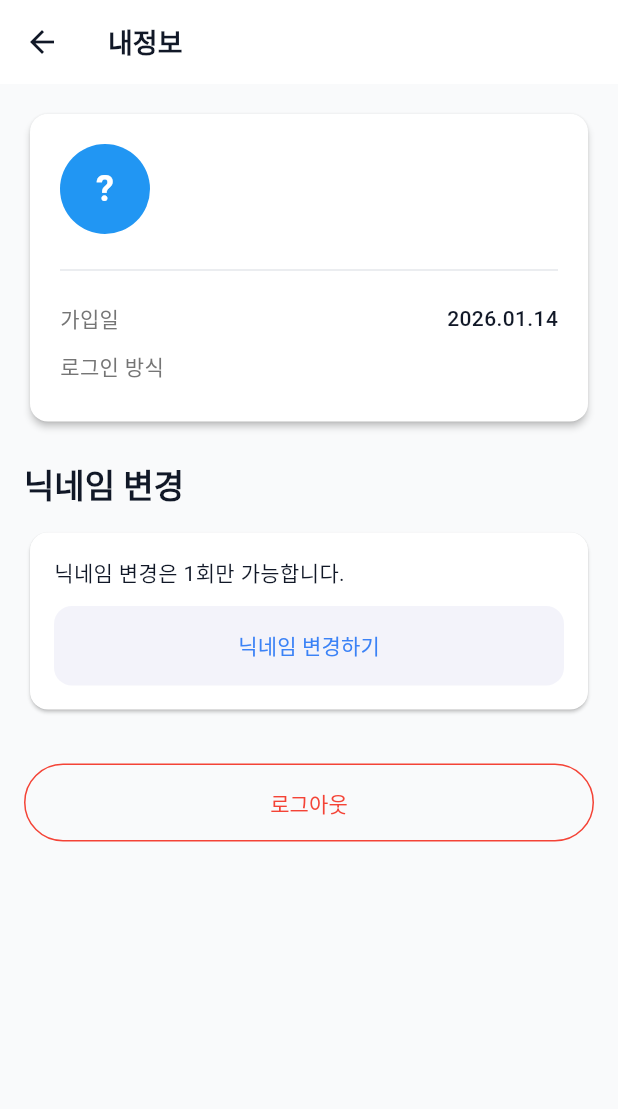
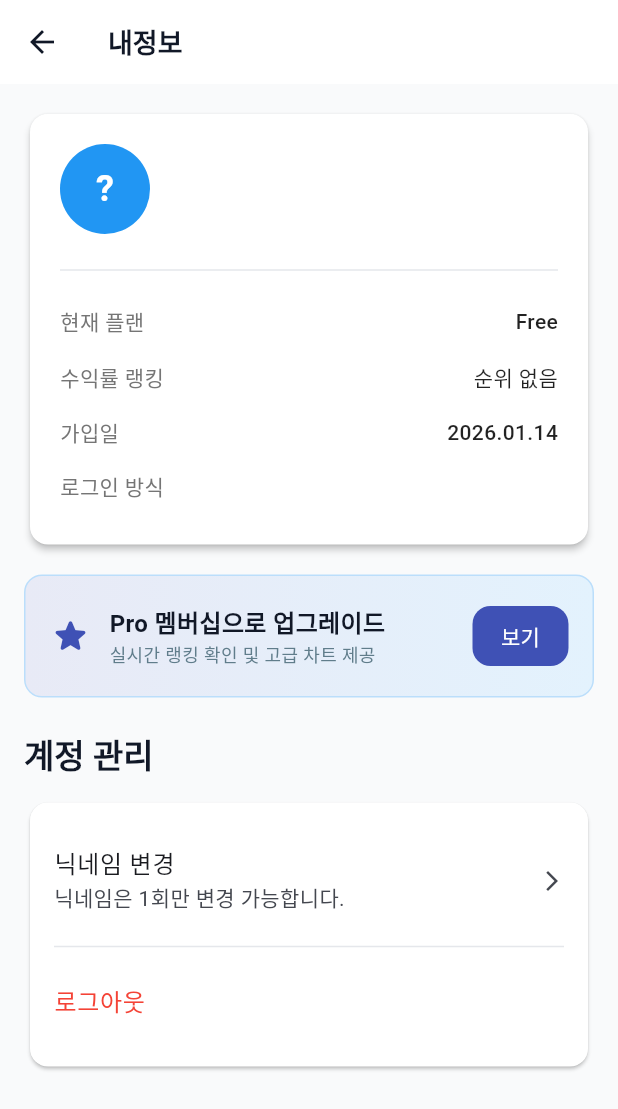
Before and after one commit to JJY0910/mock_investment_app, a Flutter app: the ProfileScreen screen opened directly, on a phone screen of 412 x 824 dp. Shown: the top 1109 px of the screen. Run offline on Flutter 3.47's test engine with Material 3 defaults, Android fonts, the phone set to English and light mode, and no system bars; our stand-ins replace shared_preferences, supabase_flutter; missing offline and left inert: dart:html, dart:js_interop, dart:js_util, dart:ui_web; accounts and stored records are empty; network calls fail; statements that could not run were skipped.

Commit message:
Fix: ProfileScreen infinite loading (Provider driven)

```diff
--- a/lib/screens/profile_screen.dart
+++ b/lib/screens/profile_screen.dart
@@ -2,7 +2,10 @@ import 'package:flutter/material.dart';
 import 'package:provider/provider.dart';
 import '../providers/user_provider.dart';
 import '../providers/auth_provider.dart';
+import '../providers/subscription_provider.dart';
 import '../services/auth_service.dart';
+import '../services/ranking_service.dart';
+import '../models/ranking_entry.dart';
 import 'package:supabase_flutter/supabase_flutter.dart' hide User;
 
 /// 내정보 화면
@@ -19,6 +22,46 @@ class _ProfileScreenState extends State<ProfileScreen> {
   bool _isChanging = false;
   bool _isLoading = false;
   String? _error;
+
+  // 랭킹 정보 (별도 로드)
+  RankingEntry? _myRank;
+  bool _isLoadingRank = false;
+
+  @override
+  void initState() {
+    super.initState();
+    // 화면 진입 시 랭킹 정보 로드
+    WidgetsBinding.instance.addPostFrameCallback((_) {
+      _loadMyRank();
+    });
+  }
+
+  Future<void> _loadMyRank() async {
+    final userProvider = Provider.of<UserProvider>(context, listen: false);
+    final user = userProvider.currentUser;
+    if (user == null) return;
+
+    if (mounted) setState(() => _isLoadingRank = true);
+
+    try {
+      final rankingService = RankingService();
+      // 내 수익률 랭킹 조회 (전기간)
+      final rankEntry = await rankingService.fetchMyProfitRank(
+        userId: user.id,
+        timeframe: 'all',
+      );
+
+      if (mounted) {
+        setState(() {
+          _myRank = rankEntry;
+          _isLoadingRank = false;
+        });
+      }
+    } catch (e) {
+      print('[ProfileScreen] Rank load error: $e');
+      if (mounted) setState(() => _isLoadingRank = false);
+    }
+  }
 
   @override
   void dispose() {
@@ -113,19 +156,18 @@ class _ProfileScreenState extends State<ProfileScreen> {
         title: const Text('내정보'),
         elevation: 0,
       ),
-      body: Consumer<UserProvider>(
-        builder: (context, userProvider, child) {
+      // Consumer2를 사용하여 UserProvider와 SubscriptionProvider 동시 사용
+      body: Consumer2<UserProvider, SubscriptionProvider>(
+        builder: (context, userProvider, subProvider, child) {
           final user = userProvider.currentUser;
           final authUser = Supabase.instance.client.auth.currentUser;
 
-          // 로딩 중이면 로딩 표시
+          // 1. 유저 정보 로딩 중이면 스피너 표시
           if (userProvider.loading) {
             return const Center(child: CircularProgressIndicator());
           }
 
-          // OnboardingGate가 이미 체크했으므로, 여기 도달하면 user가 있어야 함
-          // 그래도 방어적으로 체크
-          // 로딩 중이 아닌데 유저가 없으면 에러 상태 (재시도 버튼 제공)
+          // 2. 유저 정보가 없으면 에러/재시도 화면 (무한 로딩 방지)
           if (user == null) {
             return Center(
               child: Column(
@@ -137,7 +179,6 @@ class _ProfileScreenState extends State<ProfileScreen> {
                   const SizedBox(height: 16),
                   ElevatedButton(
                     onPressed: () {
-                      // 세션 재동기화 시도
                       final session = Supabase.instance.client.auth.currentSession;
                       if (session != null) {
                         userProvider.syncFromSession(
@@ -146,7 +187,6 @@ class _ProfileScreenState extends State<ProfileScreen> {
                           session.user.appMetadata,
                         );
                       } else {
-                        // 세션도 없으면 로그인으로
                          Navigator.pushNamedAndRemoveUntil(context, '/login', (route) => false);
                       }
                     },
@@ -157,6 +197,7 @@ class _ProfileScreenState extends State<ProfileScreen> {
             );
           }
 
+          // 3. 정상: 프로필 UI 렌더링
           return SingleChildScrollView(
             padding: const EdgeInsets.all(16),
             child: Column(
@@ -200,6 +241,8 @@ class _ProfileScreenState extends State<ProfileScreen> {
                                       fontSize: 20,
                                       fontWeight: FontWeight.bold,
                                     ),
+                                    maxLines: 1,
+                                    overflow: TextOverflow.ellipsis,
                                   ),
                                   const SizedBox(height: 4),
                                   Text(
@@ -208,6 +251,8 @@ class _ProfileScreenState extends State<ProfileScreen> {
                                       fontSize: 14,
                                       color: Colors.grey[600],
                                     ),
+                                    maxLines: 1,
+                                    overflow: TextOverflow.ellipsis,
                                   ),
                                 ],
                               ),
@@ -217,10 +262,27 @@ class _ProfileScreenState extends State<ProfileScreen> {
                         const SizedBox(height: 16),
                         const Divider(),
                         const SizedBox(height: 8),
+
+                        // 플랜 및 랭킹 정보 추가
+                        _buildInfoRow(
+                          '현재 플랜',
+                          subProvider.currentTier.displayName,
+                          isHighlight: subProvider.isPro || subProvider.isMax
+                        ),
+
+                        _buildInfoRow(
+                          '수익률 랭킹',
+                          _isLoadingRank
+                              ? '로딩 중...'
+                              : (_myRank != null ? '${_myRank!.rank}위' : '순위 없음'),
+                          isHighlight: _myRank != null && _myRank!.rank <= 10
+                        ),
+
                         _buildInfoRow(
                           '가입일',
                           _formatDate(user.createdAt),
                         ),
+
                         _buildInfoRow(
                           '로그인 방식',
                           user.provider == 'kakao' ? '카카오' : user.provider,
@@ -229,11 +291,60 @@ class _ProfileScreenState extends State<ProfileScreen> {
                     ),
                   ),
                 ),
+
+                // 멤버십 업그레이드 유도 (Free 유저인 경우)
+                if (subProvider.isFree) ...[
+                  const SizedBox(height: 16),
+                  Container(
+                    width: double.infinity,
+                    padding: const EdgeInsets.all(16),
+                    decoration: BoxDecoration(
+                      gradient: LinearGradient(
+                        colors: [Colors.indigo.shade50, Colors.blue.shade50],
+                      ),
+                      borderRadius: BorderRadius.circular(12),
+                      border: Border.all(color: Colors.blue.shade100),
+                    ),
+                    child: Row(
+                      children: [
+                        const Icon(Icons.star_rounded, color: Colors.indigo, size: 28),
+                        const SizedBox(width: 12),
+                        Expanded(
+                          child: Column(
+                            crossAxisAlignment: CrossAxisAlignment.start,
+                            children: const [
+                              Text(
+                                'Pro 멤버십으로 업그레이드',
+                                style: TextStyle(fontWeight: FontWeight.bold, fontSize: 16),
+                              ),
+                              Text(
+                                '실시간 랭킹 확인 및 고급 차트 제공',
+                                style: TextStyle(fontSize: 12, color: Colors.blueGrey),
+                              ),
+                            ],
+                          ),
+                        ),
+                        ElevatedButton(
+                          onPressed: () {
+                            Navigator.pushNamed(context, '/pricing');
+                          },
+                          style: ElevatedButton.styleFrom(
+                            backgroundColor: Colors.indigo,
+                            foregroundColor: Colors.white,
+                            padding: const EdgeInsets.symmetric(horizontal: 16),
+                          ),
+                          child: const Text('보기'),
+                        )
+                      ],
+                    ),
+                  ),
+                ],
+
                 const SizedBox(height: 24),
 
                 // 닉네임 변경 섹션
                 Text(
-                  '닉네임 변경',
+                  '계정 관리',
                   style: Theme.of(context).textTheme.titleLarge,
                 ),
                 const SizedBox(height: 12),
@@ -311,39 +422,25 @@ class _ProfileScreenState extends State<ProfileScreen> {
                         : Column(
                             crossAxisAlignment: CrossAxisAlignment.start,
                             children: [
-                              const Text(
-                                '닉네임 변경은 1회만 가능합니다.',
-                                style: TextStyle(fontSize: 14),
+                              ListTile(
+                                contentPadding: EdgeInsets.zero,
+                                title: const Text('닉네임 변경'),
+                                subtitle: const Text('닉네임은 1회만 변경 가능합니다.'),
+                                trailing: const Icon(Icons.arrow_forward_ios, size: 16),
+                                onTap: () {
+                                  setState(() {
+                                    _isChanging = true;
+                                  });
+                                },
                               ),
-                              const SizedBox(height: 12),
-                              SizedBox(
-                                width: double.infinity,
-                                child: ElevatedButton(
-                                  onPressed: () {
-                                    setState(() {
-                                      _isChanging = true;
-                                    });
-                                  },
-                                  child: const Text('닉네임 변경하기'),
-                                ),
+                              const Divider(),
+                              ListTile(
+                                contentPadding: EdgeInsets.zero,
+                                title: const Text('로그아웃', style: TextStyle(color: Colors.red)),
+                                onTap: _logout,
                               ),
                             ],
                           ),
-                  ),
-                ),
-                const SizedBox(height: 32),
-
-                // 로그아웃 버튼
-                SizedBox(
-                  width: double.infinity,
-                  child: OutlinedButton(
-                    onPressed: _logout,
-                    style: OutlinedButton.styleFrom(
-                      foregroundColor: Colors.red,
-                      side: const BorderSide(color: Colors.red),
-                      padding: const EdgeInsets.symmetric(vertical: 16),
-                    ),
-                    child: const Text('로그아웃'),
                   ),
                 ),
               ],
@@ -354,9 +451,9 @@ class _ProfileScreenState extends State<ProfileScreen> {
     );
   }
 
-  Widget _buildInfoRow(String label, String value) {
+  Widget _buildInfoRow(String label, String value, {bool isHighlight = false}) {
     return Padding(
-      padding: const EdgeInsets.symmetric(vertical: 6),
+      padding: const EdgeInsets.symmetric(vertical: 8),
       child: Row(
         mainAxisAlignment: MainAxisAlignment.spaceBetween,
         children: [
@@ -369,9 +466,10 @@ class _ProfileScreenState extends State<ProfileScreen> {
           ),
           Text(
             value,
-            style: const TextStyle(
+            style: TextStyle(
               fontSize: 14,
-              fontWeight: FontWeight.w500,
+              fontWeight: isHighlight ? FontWeight.bold : FontWeight.w500,
+              color: isHighlight ? Colors.blue[700] : Colors.black87,
             ),
           ),
         ],
```
Also changed, not shown: 4 other files.
